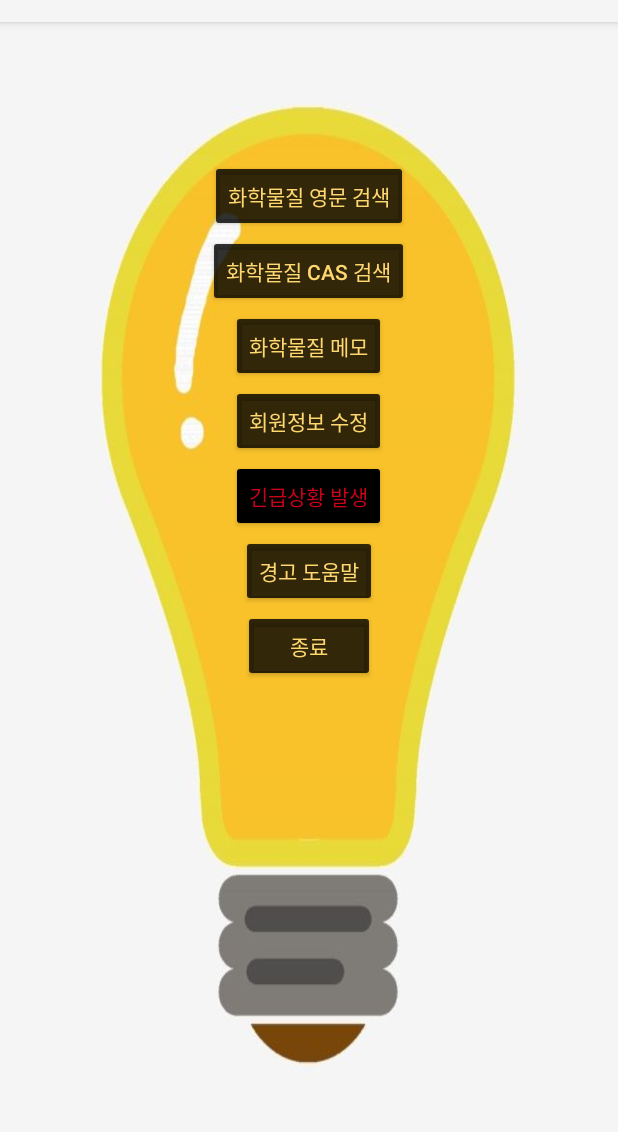
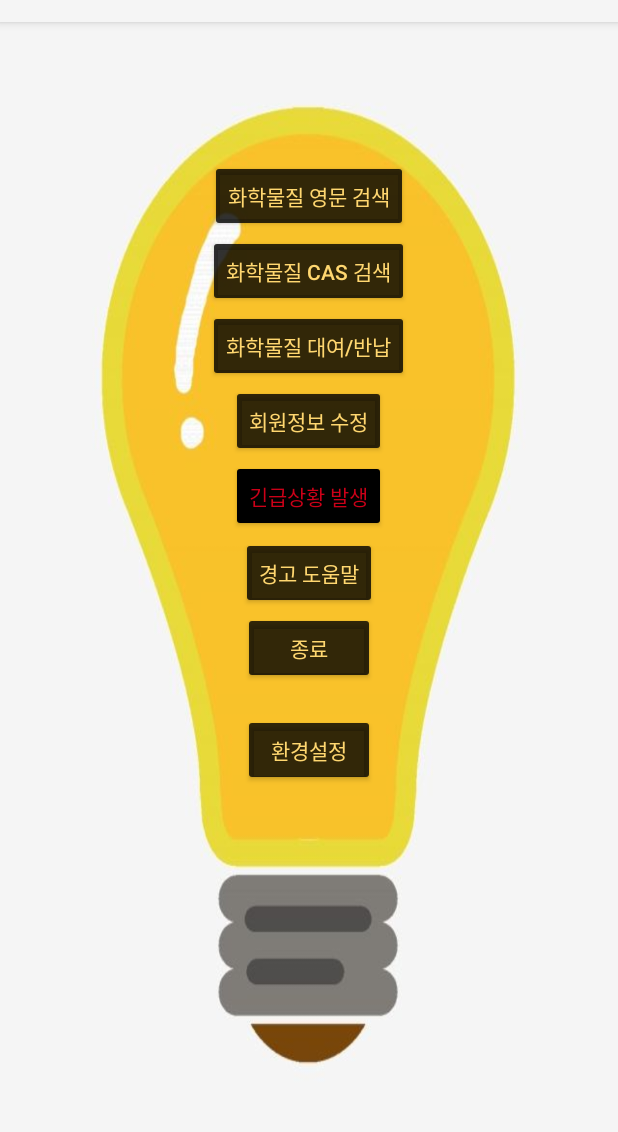
Before and after one commit to Gyubin-Han/MA-SafeLab, an Android app: the MainActivity2 screen opened directly, with no data from a screen before it, on a phone screen of 412 x 824 dp, the part 62-1194 px from its top. Run offline under Robolectric (Android 15) with nearby library versions, the phone set to English and light mode, and no system bars.

Commit message:
메인 화면

```diff
--- a/app/src/main/res/layout/activity_main2.xml
+++ b/app/src/main/res/layout/activity_main2.xml
@@ -35,7 +35,7 @@
         android:id="@+id/button2"
         android:layout_width="wrap_content"
         android:layout_height="wrap_content"
-        android:text="화학물질 메모"
+        android:text="화학물질 대여/반납"
         app:backgroundTint="#CC000000"
         android:textColor="#FFD770"
         android:layout_gravity="center"
@@ -70,7 +70,7 @@
             app:backgroundTint="#CC000000"
             android:textColor="#FFD770"
             android:layout_gravity="center"
-            android:layout_marginTop="2dp"/>
+            android:layout_marginTop="3dp"/>
 
         <Button
             android:id="@+id/button6"
@@ -82,6 +82,16 @@
             android:layout_gravity="center"
             android:layout_marginTop="2dp"/>
 
+        <Button
+            android:id="@+id/button10"
+            android:layout_width="wrap_content"
+            android:layout_height="wrap_content"
+            android:layout_gravity="center"
+            android:layout_marginTop="20dp"
+            android:text="환경설정"
+            android:textColor="#FFD770"
+            app:backgroundTint="#CC000000" />
+
     </LinearLayout>
 
 </androidx.constraintlayout.widget.ConstraintLayout>
```
